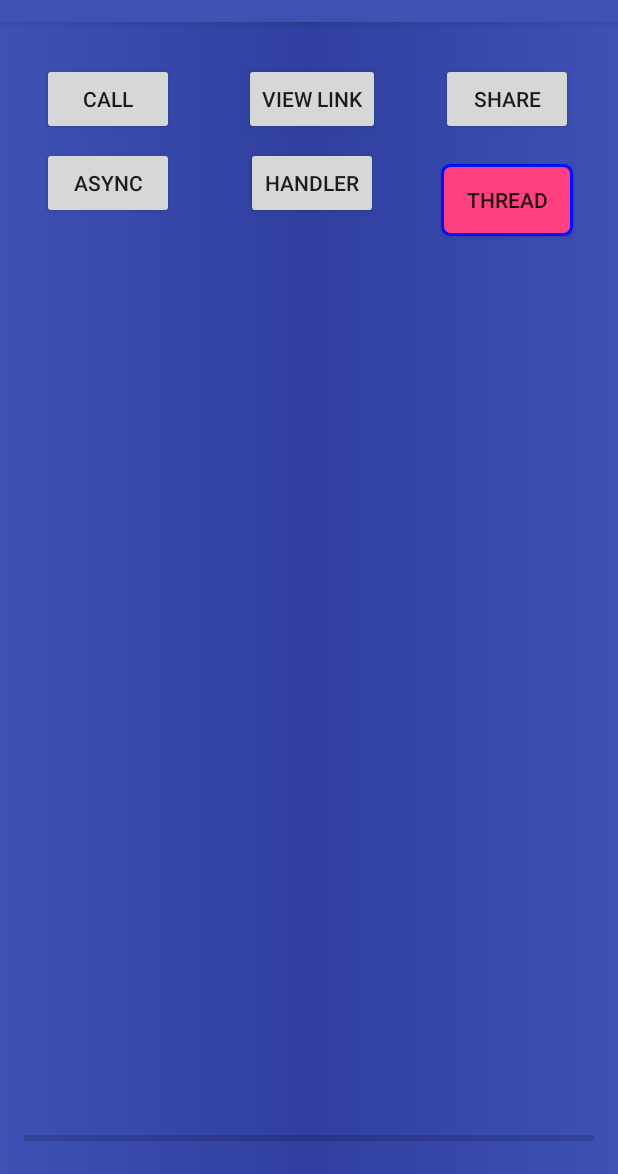
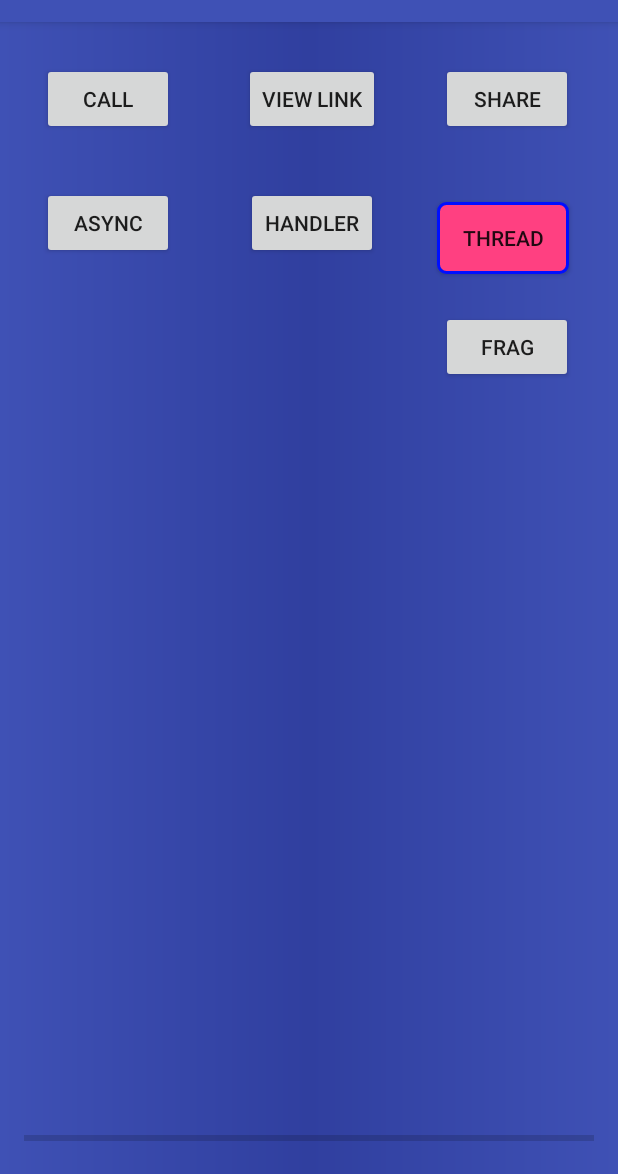
Before and after one commit to dilipkumar4813/Android-Playground, an Android app: the OthersActivity screen opened directly, with no data from a screen before it, on a phone screen of 412 x 824 dp, the part 62-1236 px from its top. Run offline under Robolectric (Android 15) with nearby library versions, the phone set to English and light mode, and no system bars; 3 statements that could not run were skipped.

Commit message:
Fragments commit

```diff
--- a/app/build.gradle
+++ b/app/build.gradle
@@ -27,4 +27,5 @@ dependencies {
     compile 'com.android.support:appcompat-v7:25.0.1'
     testCompile 'junit:junit:4.12'
     compile 'com.android.support.constraint:constraint-layout:1.0.0-beta4'
+    compile 'com.google.android.gms:play-services-appindexing:8.4.0'
 }
--- a/app/src/main/java/com/playground/dilip/androidplayground/OthersActivity.java
+++ b/app/src/main/java/com/playground/dilip/androidplayground/OthersActivity.java
@@ -2,7 +2,9 @@ package com.playground.dilip.androidplayground;
 
 import android.Manifest;
 import android.content.Intent;
+import android.content.pm.ActivityInfo;
 import android.content.pm.PackageManager;
+import android.content.res.Configuration;
 import android.net.Uri;
 import android.os.AsyncTask;
 import android.os.Environment;
@@ -17,6 +19,11 @@ import android.widget.Button;
 import android.widget.ProgressBar;
 import android.widget.Toast;
 
+import com.google.android.gms.appindexing.Action;
+import com.google.android.gms.appindexing.AppIndex;
+import com.google.android.gms.appindexing.Thing;
+import com.google.android.gms.common.api.GoogleApiClient;
+
 import java.io.File;
 import java.io.FileOutputStream;
 import java.io.IOException;
@@ -30,6 +37,11 @@ public class OthersActivity extends AppCompatActivity implements View.OnClickLis
     Handler handler;
 
     ProgressBar progressBar;
+    /**
+     * ATTENTION: This was auto-generated to implement the App Indexing API.
+     * See https://g.co/AppIndexing/AndroidStudio for more information.
+     */
+    private GoogleApiClient client;
 
     @Override
     protected void onCreate(Bundle savedInstanceState) {
@@ -56,6 +68,9 @@ public class OthersActivity extends AppCompatActivity implements View.OnClickLis
         Button buttonAsync = (Button) findViewById(R.id.button_async);
         buttonAsync.setOnClickListener(this);
 
+        Button buttonFragments = (Button) findViewById(R.id.button_fragments);
+        buttonFragments.setOnClickListener(this);
+
         //Handlers are used to communicate from the background thread to the UI thread
         //Handlers are used to send messages between threads
         //An activity will have only one handler
@@ -66,6 +81,9 @@ public class OthersActivity extends AppCompatActivity implements View.OnClickLis
                 progressBar.setProgress(msg.arg1);
             }
         };
+        // ATTENTION: This was auto-generated to implement the App Indexing API.
+        // See https://g.co/AppIndexing/AndroidStudio for more information.
+        client = new GoogleApiClient.Builder(this).addApi(AppIndex.API).build();
     }
 
     @Override
@@ -107,6 +125,8 @@ public class OthersActivity extends AppCompatActivity implements View.OnClickLis
                 AsyncTaskTest test = new AsyncTaskTest();
                 String url = "https://cdn1.iconfinder.com/data/icons/ios-7-style-metro-ui-icons/512/MetroUI_OS_Android.png";
                 test.execute(url);
+                break;
+            case R.id.button_fragments:
                 break;
         }
     }
@@ -158,6 +178,42 @@ public class OthersActivity extends AppCompatActivity implements View.OnClickLis
         }
     }
 
+    /**
+     * ATTENTION: This was auto-generated to implement the App Indexing API.
+     * See https://g.co/AppIndexing/AndroidStudio for more information.
+     */
+    public Action getIndexApiAction() {
+        Thing object = new Thing.Builder()
+                .setName("Others Page") // TODO: Define a title for the content shown.
+                // TODO: Make sure this auto-generated URL is correct.
+                .setUrl(Uri.parse("http://[ENTER-YOUR-URL-HERE]"))
+                .build();
+        return new Action.Builder(Action.TYPE_VIEW)
+                .setObject(object)
+                .setActionStatus(Action.STATUS_TYPE_COMPLETED)
+                .build();
+    }
+
+    @Override
+    public void onStart() {
+        super.onStart();
+
+        // ATTENTION: This was auto-generated to implement the App Indexing API.
+        // See https://g.co/AppIndexing/AndroidStudio for more information.
+        client.connect();
+        AppIndex.AppIndexApi.start(client, getIndexApiAction());
+    }
+
+    @Override
+    public void onStop() {
+        super.onStop();
+
+        // ATTENTION: This was auto-generated to implement the App Indexing API.
+        // See https://g.co/AppIndexing/AndroidStudio for more information.
+        AppIndex.AppIndexApi.end(client, getIndexApiAction());
+        client.disconnect();
+    }
+
     class DownloadThread implements Runnable {
 
         String url = "";
@@ -184,6 +240,16 @@ public class OthersActivity extends AppCompatActivity implements View.OnClickLis
     }
 
     public class AsyncTaskTest extends AsyncTask<String, Void, Void> {
+
+        @Override
+        protected void onPreExecute() {
+            super.onPreExecute();
+            if (OthersActivity.this.getResources().getConfiguration().orientation == Configuration.ORIENTATION_PORTRAIT) {
+                OthersActivity.this.setRequestedOrientation(ActivityInfo.SCREEN_ORIENTATION_PORTRAIT);
+            } else {
+                OthersActivity.this.setRequestedOrientation(ActivityInfo.SCREEN_ORIENTATION_LANDSCAPE);
+            }
+        }
 
         @Override
         protected Void doInBackground(String... params) {
@@ -239,6 +305,7 @@ public class OthersActivity extends AppCompatActivity implements View.OnClickLis
         protected void onPostExecute(Void aVoid) {
             super.onPostExecute(aVoid);
             Toast.makeText(getApplicationContext(), "Downloaded image successfully", Toast.LENGTH_SHORT).show();
+            OthersActivity.this.setRequestedOrientation(ActivityInfo.SCREEN_ORIENTATION_SENSOR);
         }
     }
 }
--- a/app/src/main/res/layout-land/activity_others.xml
+++ b/app/src/main/res/layout-land/activity_others.xml
@@ -13,11 +13,9 @@
         android:layout_width="wrap_content"
         android:layout_height="wrap_content"
         android:id="@+id/button_call_number"
-        android:layout_marginStart="160dp"
         android:layout_marginTop="16dp"
-        app:layout_constraintLeft_toLeftOf="parent"
         app:layout_constraintTop_toTopOf="parent"
-        android:layout_marginLeft="160dp" />
+        tools:layout_editor_absoluteX="138dp" />
 
     <Button
         android:text="View Link"
@@ -27,8 +25,11 @@
         android:layout_marginTop="16dp"
         app:layout_constraintTop_toTopOf="parent"
         app:layout_constraintRight_toLeftOf="@+id/button_call_number"
-        android:layout_marginEnd="40dp"
-        android:layout_marginRight="40dp" />
+        android:layout_marginEnd="8dp"
+        android:layout_marginRight="8dp"
+        android:layout_marginStart="16dp"
+        app:layout_constraintLeft_toLeftOf="parent"
+        android:layout_marginLeft="16dp" />
 
     <Button
         android:text="Share"
@@ -61,7 +62,10 @@
         app:layout_constraintTop_toTopOf="parent"
         android:layout_marginStart="24dp"
         app:layout_constraintLeft_toRightOf="@+id/button_thread"
-        android:layout_marginLeft="24dp" />
+        android:layout_marginLeft="24dp"
+        android:layout_marginEnd="16dp"
+        app:layout_constraintRight_toRightOf="parent"
+        android:layout_marginRight="16dp" />
 
     <Button
         android:text="Async"
@@ -73,6 +77,17 @@
         android:layout_marginLeft="32dp"
         android:layout_marginTop="16dp"
         app:layout_constraintTop_toBottomOf="@+id/button_view_link" />
+
+    <Button
+        android:text="Frag"
+        android:layout_width="wrap_content"
+        android:layout_height="wrap_content"
+        android:id="@+id/button_fragments"
+        android:layout_marginTop="16dp"
+        app:layout_constraintTop_toBottomOf="@+id/button_call_number"
+        android:layout_marginStart="16dp"
+        app:layout_constraintLeft_toRightOf="@+id/button_async"
+        android:layout_marginLeft="16dp" />
 
 
     <ProgressBar
@@ -88,4 +103,6 @@
         android:layout_marginLeft="16dp"
         app:layout_constraintBottom_toBottomOf="parent"
         android:layout_marginBottom="16dp" />
+
+
 </android.support.constraint.ConstraintLayout>
--- a/app/src/main/res/layout/activity_others.xml
+++ b/app/src/main/res/layout/activity_others.xml
@@ -86,12 +86,16 @@
         android:layout_width="wrap_content"
         android:layout_height="wrap_content"
         android:id="@+id/button_thread"
-        app:layout_constraintTop_toTopOf="@+id/guideline7"
         app:layout_constraintLeft_toLeftOf="@+id/guideline5"
         android:layout_marginEnd="16dp"
         app:layout_constraintRight_toRightOf="parent"
         android:layout_marginRight="16dp"
-        android:background="@drawable/custom_drawable_button" />
+        android:background="@drawable/custom_drawable_button"
+        app:layout_constraintHorizontal_bias="0.4"
+        app:layout_constraintTop_toTopOf="@+id/guideline7"
+        android:layout_marginTop="8dp"
+        app:layout_constraintBottom_toTopOf="@+id/guideline8"
+        android:layout_marginBottom="8dp" />
 
     <Button
         android:text="Handler"
@@ -101,7 +105,9 @@
         app:layout_constraintRight_toLeftOf="@+id/guideline5"
         app:layout_constraintLeft_toLeftOf="@+id/guideline6"
         android:layout_marginTop="8dp"
-        app:layout_constraintTop_toBottomOf="@+id/button_view_link" />
+        app:layout_constraintTop_toBottomOf="@+id/button_view_link"
+        app:layout_constraintBottom_toTopOf="@+id/guideline8"
+        android:layout_marginBottom="8dp" />
 
     <ProgressBar
         style="?android:attr/progressBarStyleHorizontal"
@@ -129,6 +135,28 @@
         android:layout_marginEnd="8dp"
         android:layout_marginRight="8dp"
         android:layout_marginTop="8dp"
-        app:layout_constraintTop_toBottomOf="@+id/button_call_number" />
+        app:layout_constraintTop_toBottomOf="@+id/button_call_number"
+        app:layout_constraintBottom_toTopOf="@+id/guideline8"
+        android:layout_marginBottom="8dp" />
+
+    <android.support.constraint.Guideline
+        android:layout_width="wrap_content"
+        android:layout_height="wrap_content"
+        android:id="@+id/guideline8"
+        android:orientation="horizontal"
+        tools:layout_editor_absoluteY="128dp"
+        tools:layout_editor_absoluteX="0dp"
+        app:layout_constraintGuide_percent="0.25048923" />
+
+    <Button
+        android:text="Frag"
+        android:layout_width="wrap_content"
+        android:layout_height="wrap_content"
+        android:id="@+id/button_fragments"
+        android:layout_marginEnd="16dp"
+        app:layout_constraintRight_toRightOf="parent"
+        android:layout_marginRight="16dp"
+        app:layout_constraintLeft_toLeftOf="@+id/guideline5"
+        app:layout_constraintTop_toTopOf="@+id/guideline8" />
 
 </android.support.constraint.ConstraintLayout>
--- /dev/null
+++ b/app/src/main/res/layout/fragment_first.xml
@@ -0,0 +1,6 @@
+<?xml version="1.0" encoding="utf-8"?>
+<LinearLayout xmlns:android="http://schemas.android.com/apk/res/android"
+    android:orientation="vertical" android:layout_width="match_parent"
+    android:layout_height="match_parent">
+
+</LinearLayout>
```
Also changed, not shown: app/src/main/AndroidManifest.xml (+10 -1 lines), app/src/main/java/com/playground/dilip/androidplayground/FragmentActivity.java (added, +28 -0 lines), app/src/main/java/com/playground/dilip/androidplayground/fragments/FirstFragment.java (added, +23 -0 lines), app/src/main/res/layout-land/activity_fragment.xml (added, +13 -0 lines), app/src/main/res/layout/activity_fragment.xml (added, +13 -0 lines).
